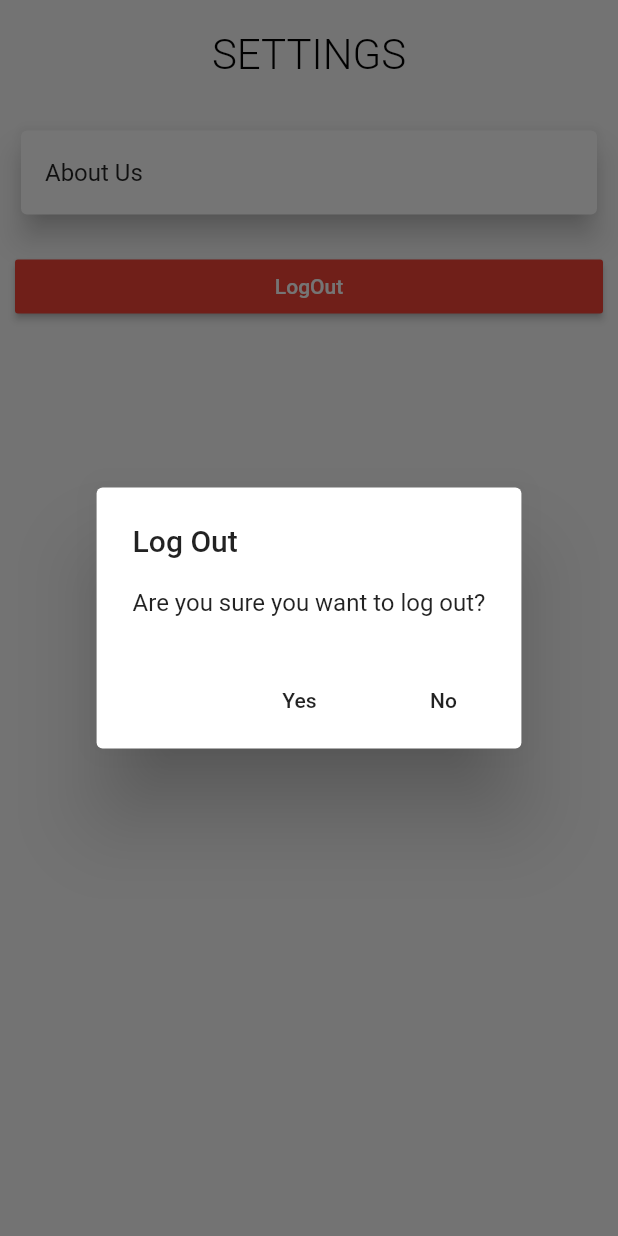
After one commit to GearGit/RestaurantManagementSystem, a Flutter app: the SettingsPage screen opened directly, after a tap on "LogOut", on a phone screen of 412 x 824 dp. The commit adds this screen. Run offline on Flutter 3.47's test engine with Material 2 defaults, Android fonts, the phone set to English and light mode, and no system bars; our stand-ins replace auto_size_text, cloud_firestore, firebase_auth, flutter_svg, fluttertoast, hive; missing offline and left inert: flutter_share_me, razorpay_flutter; accounts and stored records are empty; generated files the repository leaves out were written again; network calls fail.

Commit message:
Logout added

```diff
--- a/lib/aboutus.dart
+++ b/lib/aboutus.dart
@@ -42,7 +42,9 @@ class _AboutUsState extends State<AboutUs> {
                     Icons.arrow_back_ios,
                     color: Colors.white,
                   ),
-                  onPressed: null,
+                  onPressed: (){
+                    Navigator.of(context).pop();
+                  },
                 ),
               ),
               Padding(
--- a/lib/custom_drawer.dart
+++ b/lib/custom_drawer.dart
@@ -3,8 +3,9 @@ import 'package:flutter/material.dart';
 import 'dart:math' as math;
 import 'package:flutter/scheduler.dart';
 import 'package:HOD_app/homepage.dart';
+
 class CustomDrawer extends StatefulWidget {
-  Function callback;
+  final Function callback;
 
   CustomDrawer(this.callback);
   @override
@@ -12,7 +13,7 @@ class CustomDrawer extends StatefulWidget {
 }
 
 class _CustomDrawerState extends State<CustomDrawer> with TickerProviderStateMixin {
-  List<String> _list = [ "Menu","Invoice","Help","About Us"];
+  List<String> _list = [ "Menu","Invoice","Help","Settings"];
   var a;
   List<GlobalKey> _keys = [
     GlobalKey(),
--- a/lib/homepage.dart
+++ b/lib/homepage.dart
@@ -4,6 +4,7 @@ import 'package:HOD_app/custom_drawer.dart';
 import 'package:HOD_app/payment.dart';
 import 'package:HOD_app/screens/menuscreen.dart';
 import 'package:HOD_app/helpPage.dart';
+import 'package:HOD_app/setting.dart';
 import 'package:flutter/material.dart';
 
 import 'detail_page.dart';
@@ -38,7 +39,7 @@ class HomePageState extends State<HomePage> {
                   child:
             IndexedStack(
             index:widgetIndex2,
-            children:[MenuPage(),InvoicePage(),HelpPage(),AboutUs()],
+            children:[MenuPage(),InvoicePage(),HelpPage(),SettingsPage()],
             ),
               ),
             currentPage,
--- a/lib/main.dart
+++ b/lib/main.dart
@@ -16,10 +16,10 @@ void main() async{
   Hive.init(appDocumentDir.path);
   Hive.registerAdapter(PurchaseItemAdapter());
   Hive.registerAdapter(PurchaseListAdapter());
-  runApp(SignInNew());
+  runApp(MyApp());
 }
 
-class SignInNew extends StatelessWidget {
+class MyApp extends StatelessWidget {
   // This widget is the root of your application.
   @override
   Widget build(BuildContext context) {
@@ -32,9 +32,9 @@ class SignInNew extends StatelessWidget {
       home: RootPage(auth: new Auth()),
       // home: HomePage(),
       // home: AdminMain(),
-      // home: DriveClass(),
+      // home: HomePage(),
       routes: <String, WidgetBuilder> {
-        '/RootPage' : (context) => RootPage(),
+        '/RootPage' : (context) => RootPage(auth: new Auth()),
         '/signUpPage' : (context) => SignUpScreen(),
         '/homePage' : (context) => HomePage(),
         '/forgetPassword' : (context) => ForgetPasswordScreen(),
--- /dev/null
+++ b/lib/setting.dart
@@ -0,0 +1,77 @@
+import 'package:HOD_app/aboutus.dart';
+import 'package:flutter/material.dart';
+import 'package:firebase_auth/firebase_auth.dart';
+
+class SettingsPage extends StatefulWidget {
+  SettingsPage({Key key}) : super(key: key);
+
+  @override
+  _SettingsPageState createState() => _SettingsPageState();
+}
+
+class _SettingsPageState extends State<SettingsPage> {
+  @override
+  Widget build(BuildContext context) {
+    return Scaffold(
+
+      body:ListView(
+        scrollDirection: Axis.vertical,
+        children: <Widget>[
+          Padding(
+            padding: const EdgeInsets.all(20.0),
+            child: Text("SETTINGS",style: TextStyle(fontSize: 28.0, fontWeight: FontWeight.w300,color: Colors.black),textAlign: TextAlign.center,),
+          ),
+          Padding(
+            padding: const EdgeInsets.all(10.0),
+            child: Card(
+              elevation: 8.0,
+              child: Container(
+                decoration: BoxDecoration(
+                  borderRadius:BorderRadius.all(Radius.circular(8.0)),
+                ),
+                child: ListTile(
+                  title: Text("About Us"),
+                  onTap: (){
+                    Navigator.of(context).push(MaterialPageRoute(builder: (context) => AboutUs(),));
+                  },
+                )),
+            ),
+          ),
+
+          Padding(
+            padding: const EdgeInsets.all(10.0),
+            child: RaisedButton(
+              onPressed: () {
+                dialog();
+              },
+              color: Colors.red,
+              child: Text("LogOut",style:TextStyle(color: Colors.white)),
+            ),
+          )
+        ],
+      ),
+    );
+  }
+  void dialog(){
+    AlertDialog alert = new AlertDialog(
+      title: Text("Log Out"),
+      content: Text("Are you sure you want to log out?"),
+      actions: <Widget>[
+        FlatButton(
+          onPressed: () async{
+            await FirebaseAuth.instance.signOut();
+            Navigator.of(context).popAndPushNamed('/RootPage');
+          },
+          child: Text("Yes")
+          ),
+        FlatButton(
+          onPressed: (){
+            Navigator.of(context).pop();
+          },
+          child: Text("No")
+          ),
+      ],
+    );
+    showDialog(context: context, builder: (BuildContext context) => alert);
+  }
+}
```
Also changed, not shown: lib/admin_ui/admin_home_page.dart (+31 -0 lines), lib/screens/loginScreen.dart (+9 -1 lines).
